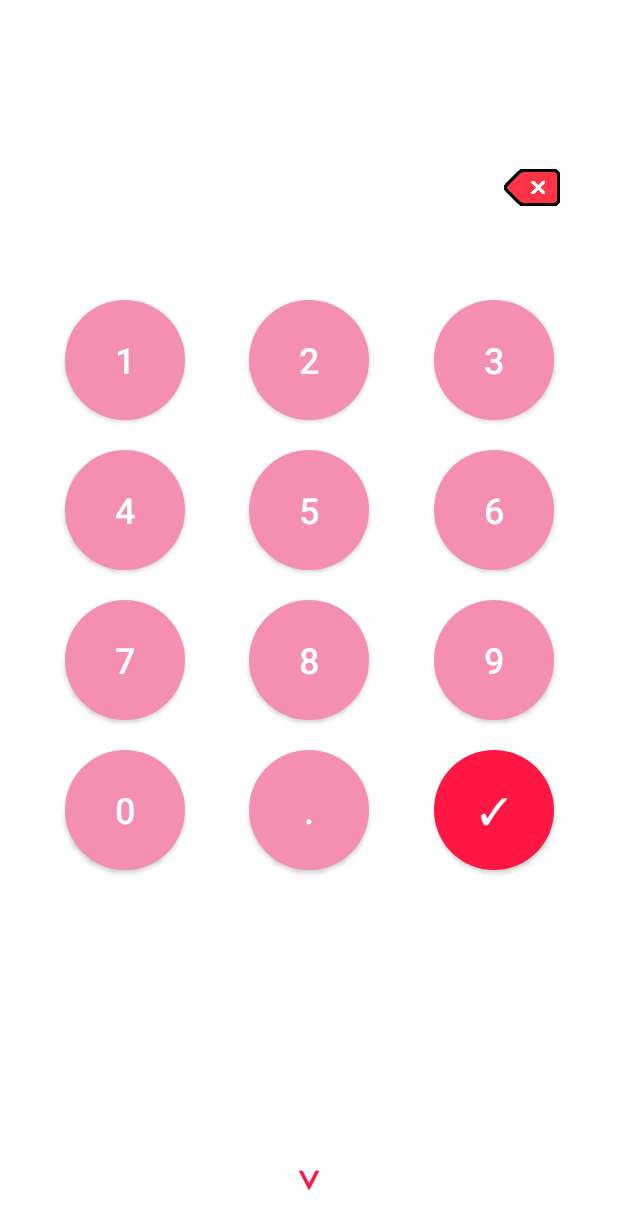
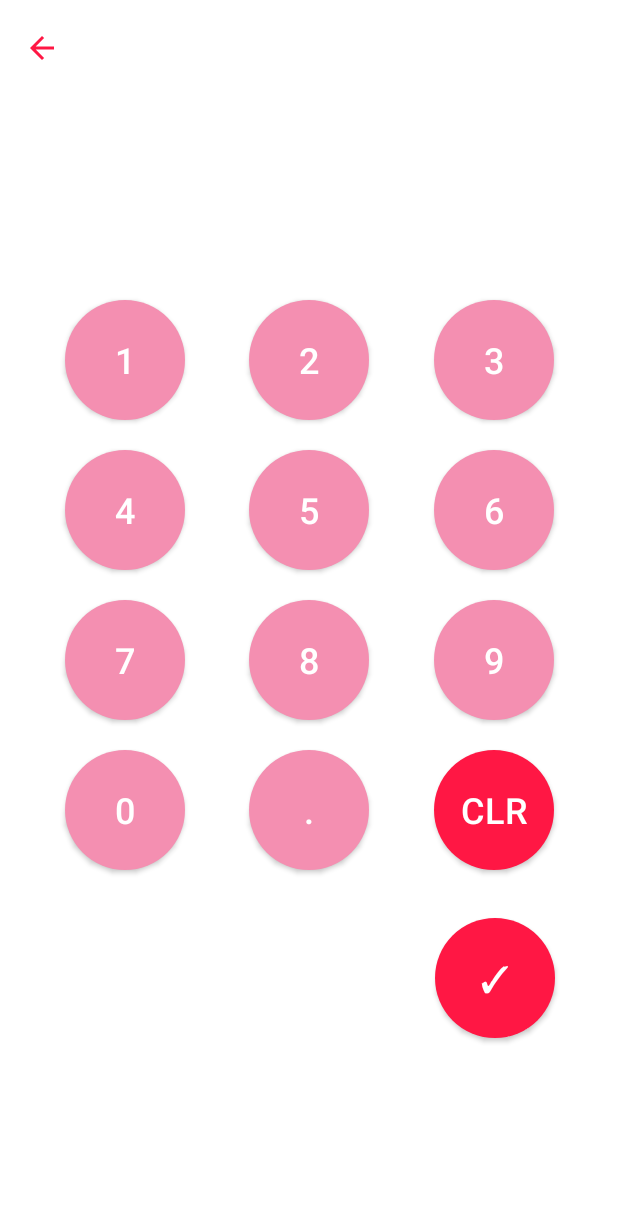
Before and after one commit to nkannekanti132/CurrencyConverter, an Android app: the Dailer2 screen opened directly, with no data from a screen before it, on a phone screen of 412 x 824 dp. Shown: the top 1229 px of the screen. Run offline under Robolectric (Android 15) with nearby library versions, the phone set to English and light mode, and no system bars.

Commit message:
final changes before launch

```diff
--- a/app/build.gradle.kts
+++ b/app/build.gradle.kts
@@ -14,7 +14,7 @@ android {
         applicationId = "com.exchangemaster.app.exchangemaster.app"
         minSdk = 25
         targetSdk = 34
-        versionCode = 8
+        versionCode = 11
         versionName = "1"
 
         testInstrumentationRunner = "androidx.test.runner.AndroidJUnitRunner"
--- a/app/src/main/java/com/exchangemaster/app/currencyconverter/presentation/view/Dailer2.kt
+++ b/app/src/main/java/com/exchangemaster/app/currencyconverter/presentation/view/Dailer2.kt
@@ -3,11 +3,14 @@ package com.exchangemaster.app.currencyconverter.presentation.view
 import android.app.Activity
 import android.content.Intent
 import android.os.Bundle
+import android.view.MenuItem
 import android.widget.Button
 import android.widget.ImageView
 import android.widget.TextView
 import android.widget.Toast
 import androidx.appcompat.app.AppCompatActivity
+import androidx.appcompat.widget.Toolbar
+import androidx.core.content.ContextCompat
 import com.exchangemaster.app.currencyconverter.R
 
 class Dailer2 : AppCompatActivity() {
@@ -22,10 +25,8 @@ class Dailer2 : AppCompatActivity() {
     private lateinit var button8: Button
     private lateinit var button9: Button
     private lateinit var button10: Button
-    private lateinit var button11: ImageView
+    private lateinit var button11: Button
     private lateinit var button12: Button
-
-    private lateinit var down:TextView
 
 
     private lateinit var mValue:TextView
@@ -33,6 +34,14 @@ class Dailer2 : AppCompatActivity() {
     override fun onCreate(savedInstanceState: Bundle?) {
         super.onCreate(savedInstanceState)
         setContentView(R.layout.activity_dailer2)
+        val toolbar: Toolbar = findViewById(R.id.toolbar2)
+        setSupportActionBar(toolbar)
+
+        // Enable the back button
+        supportActionBar?.setDisplayHomeAsUpEnabled(true)
+        supportActionBar?.setDisplayShowHomeEnabled(true)
+
+        toolbar.navigationIcon?.setTint(ContextCompat.getColor(this, R.color.pink))
 
         button = findViewById(R.id.button)
         button1 = findViewById(R.id.button1)
@@ -48,7 +57,6 @@ class Dailer2 : AppCompatActivity() {
         button11 = findViewById(R.id.imageView)
         button12 = findViewById(R.id.button12)
         mValue = findViewById(R.id.valueM1)
-        down = findViewById(R.id.down)
 
         onClicker(button)
         onClicker(button1)
@@ -64,10 +72,6 @@ class Dailer2 : AppCompatActivity() {
 
 
 
-        if(mValue.text == "0")
-        {
-            mValue.text = ""
-        }
 
         button11.setOnClickListener {
             if(mValue.text.toString().isNotEmpty())
@@ -99,29 +103,6 @@ class Dailer2 : AppCompatActivity() {
 
         }
 
-        down.setOnClickListener {
-            val resultIntent = Intent()
-            if (mValue.text.toString().isEmpty())
-            {
-                resultIntent.putExtra("Dailer2Value", "0")
-                setResult(Activity.RESULT_OK, resultIntent)
-                finish()
-            }
-            else if (mValue.text.toString().toDoubleOrNull()==null)
-            {
-                Toast.makeText(this,"Please enter a valid number",Toast.LENGTH_SHORT).show()
-            }
-            else
-            {
-                resultIntent.putExtra("Dailer2Value", mValue.text.toString())
-                setResult(Activity.RESULT_OK, resultIntent)
-                finish()
-
-            }
-
-
-        }
-
 
     }
 
@@ -133,11 +114,24 @@ class Dailer2 : AppCompatActivity() {
     }
 
     override fun onResume() {
-        if(intent.getStringExtra("Country2Value")!="0")
+        if(intent.getStringExtra("Country2Value")?.toDouble()!=0.0)
         {
             mValue.text = intent.getStringExtra("Country2Value")
         }
+        else
+        {
+            mValue.text = ""
+        }
         super.onResume()
+    }
+    override fun onOptionsItemSelected(item: MenuItem): Boolean {
+        return when (item.itemId) {
+            android.R.id.home -> {
+                onBackPressed() // Handle back button click
+                true
+            }
+            else -> super.onOptionsItemSelected(item)
+        }
     }
 
 
--- a/app/src/main/res/layout/activity_dailer2.xml
+++ b/app/src/main/res/layout/activity_dailer2.xml
@@ -8,11 +8,22 @@
     android:background="@color/white"
 
     tools:context="com.exchangemaster.app.currencyconverter.presentation.view.Dailer2">
+    <androidx.appcompat.widget.Toolbar
+        android:id="@+id/toolbar2"
+        android:layout_width="match_parent"
+        android:layout_height="?attr/actionBarSize"
+        android:background="@color/white"
+        android:theme="@style/ThemeOverlay.AppCompat.Dark.ActionBar"
+        app:titleTextColor="@color/white"
+        android:popupTheme="@style/ThemeOverlay.AppCompat.Light"
+        app:popupTheme="@style/ThemeOverlay.AppCompat.Light"
+        tools:ignore="MissingConstraints" />
 
     <LinearLayout
         android:layout_width="match_parent"
         android:layout_height="wrap_content"
         tools:ignore="MissingConstraints">
+
 
 
         <TextView
@@ -33,14 +44,6 @@
             />
 
 
-        <ImageView
-            android:id="@+id/imageView"
-            android:layout_width="0dp"
-            android:layout_height="130dp"
-            android:layout_marginTop="60dp"
-            android:layout_marginRight="30dp"
-            android:layout_weight="1"
-            android:src="@drawable/backspace_11368586" />
 
 
     </LinearLayout>
@@ -184,12 +187,12 @@
 
 
     <androidx.appcompat.widget.AppCompatButton
-        android:id="@+id/button12"
+        android:id="@+id/imageView"
         android:layout_width="80dp"
         android:layout_height="80dp"
         android:layout_marginTop="500dp"
         android:background="@drawable/semi_circle"
-        android:text="✓"
+        android:text="CLR"
         android:textAlignment="center"
         android:textColor="@color/white"
         android:textSize="24sp"
@@ -223,22 +226,25 @@
         android:textAlignment="center"
         android:textColor="@color/white"
         android:textSize="24sp"
-        app:layout_constraintEnd_toStartOf="@+id/button12"
+        app:layout_constraintEnd_toStartOf="@+id/imageView"
         app:layout_constraintHorizontal_bias="0.5"
         app:layout_constraintStart_toEndOf="@+id/button9"
         app:layout_constraintTop_toTopOf="parent" />
 
-    <TextView
-        android:id="@+id/down"
-        android:layout_width="wrap_content"
-        android:layout_height="wrap_content"
-        android:layout_marginBottom="24dp"
-        android:text="⌄"
-        android:textColor="@color/pink"
-        android:textSize="34sp"
-        app:layout_constraintBottom_toBottomOf="parent"
+    <androidx.appcompat.widget.AppCompatButton
+        android:id="@+id/button12"
+        android:layout_width="80dp"
+        android:layout_height="80dp"
+        android:layout_marginTop="32dp"
+        android:background="@drawable/semi_circle"
+        android:text="✓"
+        android:textAlignment="center"
+        android:textColor="@color/white"
+        android:textSize="24sp"
         app:layout_constraintEnd_toEndOf="parent"
-        app:layout_constraintStart_toStartOf="parent" />
+        app:layout_constraintHorizontal_bias="0.873"
+        app:layout_constraintStart_toStartOf="parent"
+        app:layout_constraintTop_toBottomOf="@+id/imageView" />
 
 
 </androidx.constraintlayout.widget.ConstraintLayout>
--- a/gradle/libs.versions.toml
+++ b/gradle/libs.versions.toml
@@ -1,5 +1,5 @@
 [versions]
-agp = "8.5.0"
+agp = "8.6.0"
 kotlin = "1.9.0"
 coreKtx = "1.10.1"
 junit = "4.13.2"
```
Also changed, not shown: app/src/main/java/com/exchangemaster/app/currencyconverter/presentation/view/CountryList.kt (+28 -0 lines), app/src/main/java/com/exchangemaster/app/currencyconverter/presentation/view/Dailer1.kt (+22 -31 lines), app/src/main/java/com/exchangemaster/app/currencyconverter/presentation/view/MainActivity.kt (+15 -2 lines), app/src/main/res/anim/rotate.xml (added, +12 -0 lines), app/src/main/res/layout/activity_country_list.xml (+20 -0 lines), app/src/main/res/layout/activity_dailer1.xml (+27 -21 lines), 2 other files.
